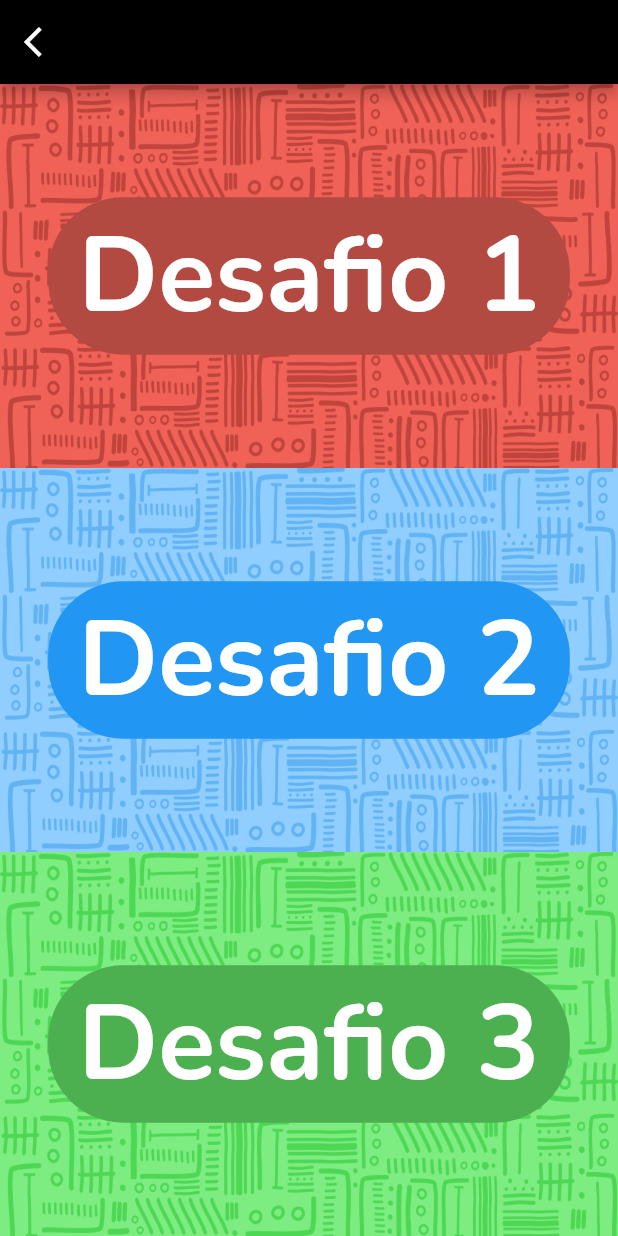
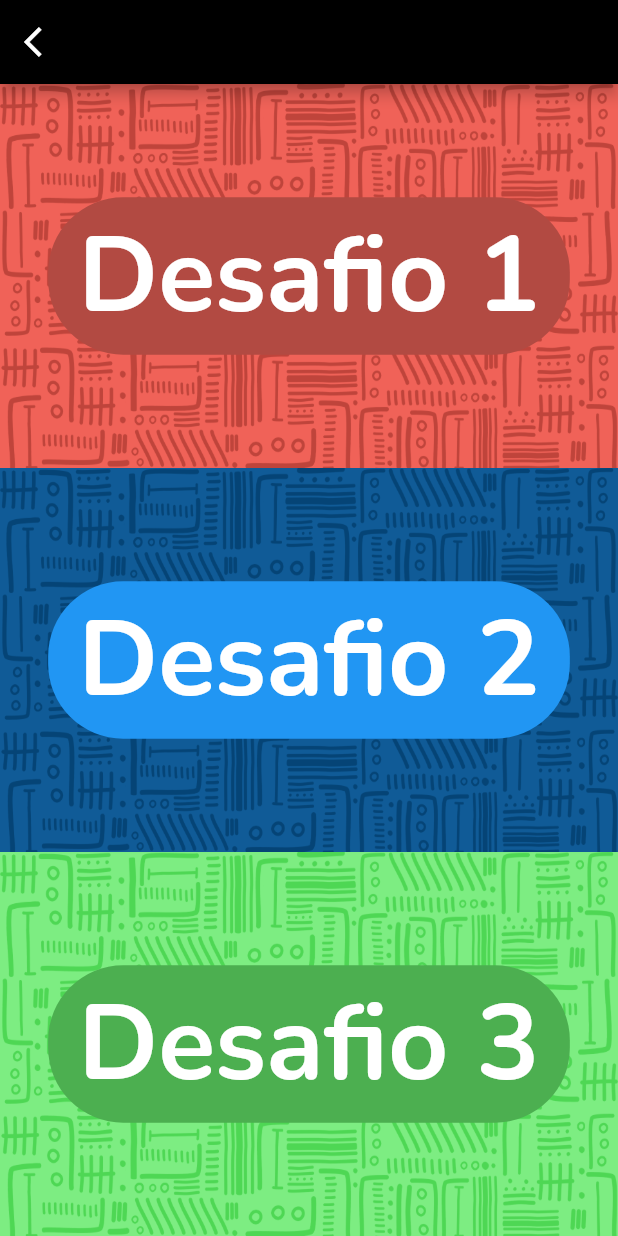
Before and after one commit to N0tFake/Akwen---projeto, a Flutter app: the HomePage screen opened directly, on a phone screen of 412 x 824 dp. Run offline on Flutter 3.47's test engine with Material 2 defaults, Android fonts, the phone set to English and light mode, and no system bars; our stand-ins replace another_flushbar, audioplayers, cloud_firestore, diacritic, email_validator, firebase_auth and 5 more; accounts and stored records are empty; generated files the repository leaves out were written again.

Commit message:
correções

```diff
--- a/lib/app/global/utils/schemas.dart
+++ b/lib/app/global/utils/schemas.dart
@@ -1,5 +1,5 @@
 import 'package:flutter/material.dart';
 
 const redColor = Color(0xffb24a42);
-const blueColor = Color(0xff3983b4);
+const blueColor = Color(0xff054476);
 const greenColor = Color(0xff277a32);
--- a/lib/app/modulos/home/home_page.dart
+++ b/lib/app/modulos/home/home_page.dart
@@ -39,7 +39,7 @@ class HomePageState extends State<HomePage> {
             number: 1, imgUrl: 'assets/images/fundos/fundo-red.png', color: Colors.red)),
 
           Expanded(child: ButtonChallenge(
-            number: 2, imgUrl: 'assets/images/fundos/fundo-blue.png', color: Colors.blue)),
+            number: 2, imgUrl: 'assets/images/fundos/fundo-blue-dark.png', color: Colors.blue)),
 
           Expanded(child: ButtonChallenge(
             number: 3, imgUrl: 'assets/images/fundos/fundo-green.png', color: Colors.green)),
```
Also changed, not shown: assets/images/fundos/fundo-blue-dark.png (added).
